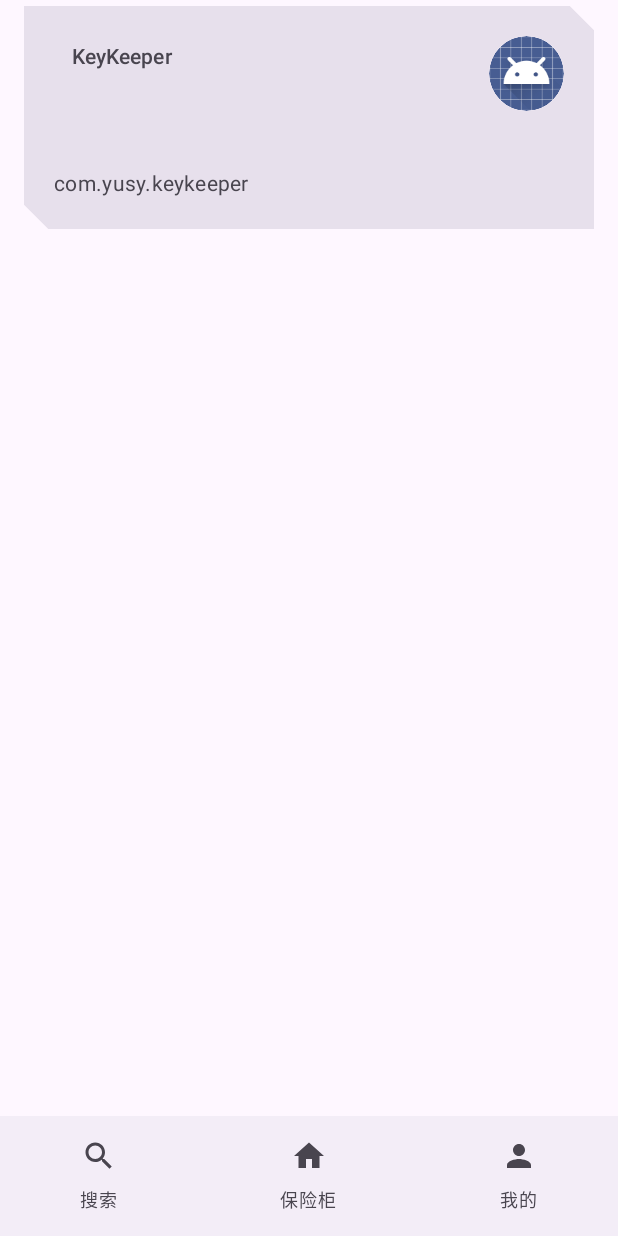
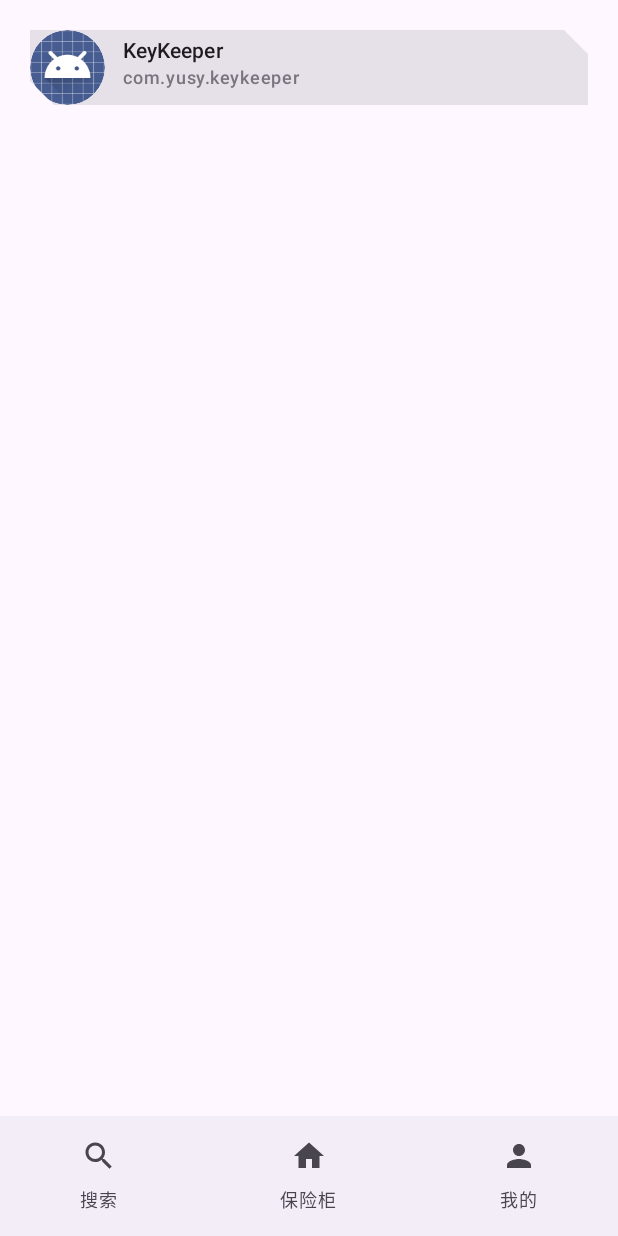
Before and after one commit to shaoyuanyu/KeyKeeper, an Android app built with Jetpack Compose: the AppChooseScreen screen opened through its navigation route, on a phone screen of 412 x 824 dp. Run offline under Robolectric (Android 15) with nearby library versions, the phone set to English and light mode, and no system bars.

```diff
--- a/app/src/main/java/com/yusy/keykeeper/ui/KeyKeeperApp.kt
+++ b/app/src/main/java/com/yusy/keykeeper/ui/KeyKeeperApp.kt
@@ -9,6 +9,7 @@ import androidx.compose.runtime.Composable
 import androidx.compose.runtime.getValue
 import androidx.compose.runtime.remember
 import androidx.compose.ui.Modifier
+import androidx.lifecycle.viewmodel.compose.viewModel
 import androidx.navigation.NavHostController
 import androidx.navigation.NavType
 import androidx.navigation.compose.NavHost
@@ -21,6 +22,7 @@ import com.yusy.keykeeper.ui.navigation.MyRoutes
 import com.yusy.keykeeper.ui.navigation.NavigationBarUI
 import com.yusy.keykeeper.ui.pages.account.AccountEditScreen
 import com.yusy.keykeeper.ui.pages.account.AccountEntryScreen
+import com.yusy.keykeeper.ui.pages.account.AccountEntryViewModel
 import com.yusy.keykeeper.ui.pages.account.AppChooseScreen
 import com.yusy.keykeeper.ui.pages.home.HomeScreen
 import com.yusy.keykeeper.ui.pages.mine.MineUI
@@ -71,6 +73,9 @@ fun MyNavHost(
     myNavController: NavHostController,
     myNavActions: MyNavActions
 ) {
+    // AccountEntryScreen 和 AppChooseScreen 共用一个ViewModel
+    var accountEntryViewModel: AccountEntryViewModel = viewModel(factory = AppViewModelProvider.Factory)
+
     NavHost(
         modifier = modifier,
         navController = myNavController,
@@ -95,7 +100,12 @@ fun MyNavHost(
         }
 
         composable(MyRoutes.ACCOUNT_CREATE_PAGE) {
-            AccountEntryScreen(myNavActions = myNavActions)
+            accountEntryViewModel = viewModel(factory = AppViewModelProvider.Factory)
+
+            AccountEntryScreen(
+                myNavActions = myNavActions,
+                viewModel = accountEntryViewModel
+            )
         }
 
         composable(
@@ -109,7 +119,10 @@ fun MyNavHost(
         }
 
         composable(MyRoutes.APP_CHOOSE_PAGE) {
-            AppChooseScreen(myNavActions = myNavActions)
+            AppChooseScreen(
+                myNavActions = myNavActions,
+                viewModel = accountEntryViewModel
+            )
         }
     }
 }
--- a/app/src/main/java/com/yusy/keykeeper/ui/pages/account/AppChooseScreen.kt
+++ b/app/src/main/java/com/yusy/keykeeper/ui/pages/account/AppChooseScreen.kt
@@ -1,16 +1,30 @@
 package com.yusy.keykeeper.ui.pages.account
 
+import androidx.compose.foundation.Image
+import androidx.compose.foundation.layout.Arrangement
 import androidx.compose.foundation.layout.Box
+import androidx.compose.foundation.layout.Column
+import androidx.compose.foundation.layout.Row
+import androidx.compose.foundation.layout.fillMaxWidth
+import androidx.compose.foundation.layout.padding
+import androidx.compose.foundation.layout.size
 import androidx.compose.foundation.lazy.items
 import androidx.compose.foundation.lazy.LazyColumn
+import androidx.compose.foundation.shape.CircleShape
+import androidx.compose.material3.Card
+import androidx.compose.material3.ExperimentalMaterial3Api
+import androidx.compose.material3.IconButton
+import androidx.compose.material3.MaterialTheme
+import androidx.compose.material3.Text
 import androidx.compose.runtime.Composable
 import androidx.compose.runtime.LaunchedEffect
 import androidx.compose.ui.Modifier
+import androidx.compose.ui.draw.clip
 import androidx.compose.ui.platform.LocalContext
+import androidx.compose.ui.unit.dp
 import androidx.lifecycle.viewmodel.compose.viewModel
 import com.yusy.keykeeper.ui.AppViewModelProvider
-import com.yusy.keykeeper.ui.components.accountcard.AccountCard
-import com.yusy.keykeeper.ui.components.accountcard.AccountPreview
+import com.yusy.keykeeper.ui.components.iconpainter.iconPainter
 import com.yusy.keykeeper.ui.navigation.MyNavActions
 
 @Composable
@@ -46,19 +60,62 @@ fun AppChooseBody(
             modifier = modifier,
         ) {
             items(appChooseUiState.localDeskAppList) {
-                // TODO:此处复用AccountCard先顶着
-                AccountCard(
-                    accountPreview = AccountPreview(
-                        id = 0,
-                        uid = "",
-                        appName = it.appName,
-                        appUrl = it.packageName,
-                        appIcon = it.appIcon,
-                        createdAt = ""
-                    ),
-                    onClick = { onAppChoose(it) }
+                AppCard(
+                    localDeskApp = it,
+                    onClick = { onAppChoose(it) },
+                    modifier = modifier
                 )
             }
         }
     }
 }
+
+@OptIn(ExperimentalMaterial3Api::class)
+@Composable
+fun AppCard(
+    localDeskApp: LocalDeskApp,
+    onClick: () -> Unit,
+    modifier: Modifier = Modifier
+) {
+    Card (
+        onClick = onClick,
+        modifier = modifier
+            .fillMaxWidth()
+            .padding(20.dp)
+    ) {
+        Row(modifier = Modifier.fillMaxWidth()) {
+            IconButton(
+                onClick = { },
+                modifier = Modifier
+                    .size(50.dp)
+                    .clip(CircleShape)
+//                    .background(MaterialTheme.colorScheme.surface)
+            ) {
+                Image(
+                    modifier = Modifier
+                        .size(50.dp)
+                        .clip(CircleShape),
+                    painter = iconPainter(appIcon = localDeskApp.appIcon),
+                    contentDescription = "app icon",
+                )
+            }
+
+            Column(
+                modifier = Modifier
+                    .weight(1f)
+                    .padding(horizontal = 12.dp, vertical = 4.dp),
+                verticalArrangement = Arrangement.Center
+            ) {
+                Text(
+                    text = localDeskApp.appName,
+                    style = MaterialTheme.typography.labelLarge
+                )
+                Text(
+                    text = localDeskApp.packageName,
+                    style = MaterialTheme.typography.labelMedium,
+                    color = MaterialTheme.colorScheme.outline
+                )
+            }
+        }
+    }
+}
```
